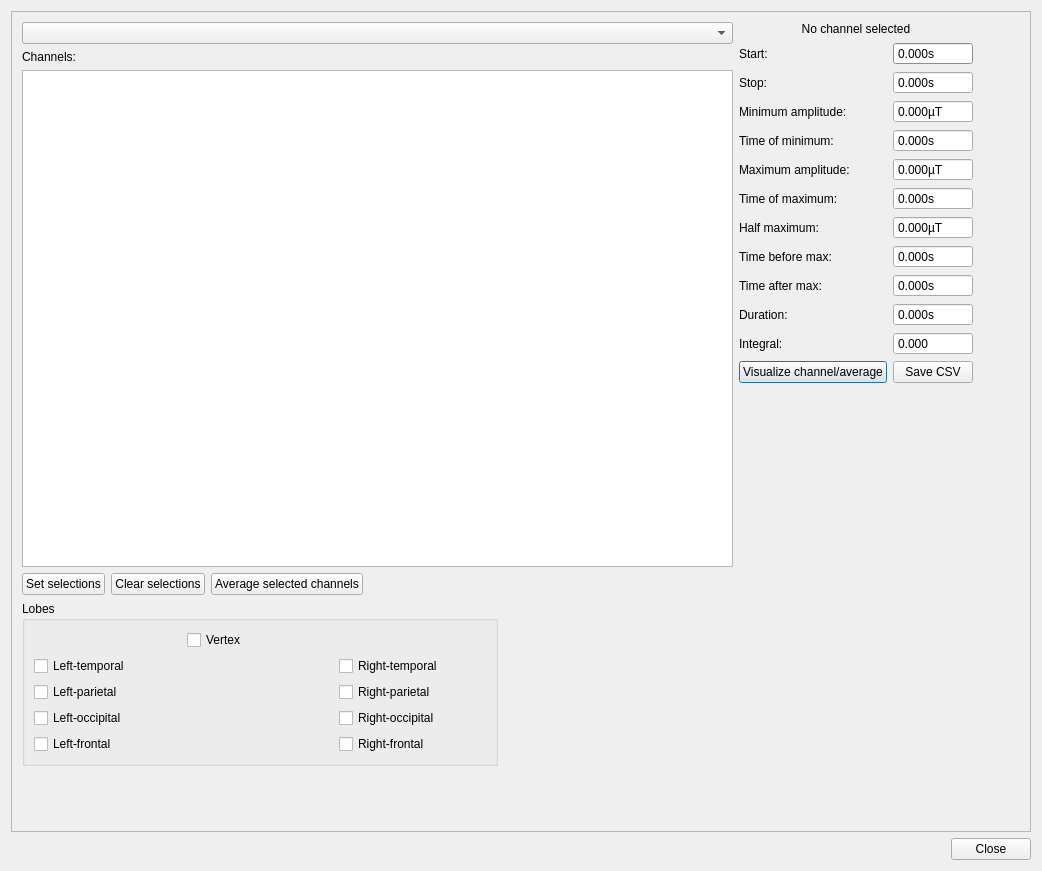
This is meggie/ui/qt4Designer_ui_files/evokedStatsDialog.ui in cibr-jyu/meggie as Qt 5 draws it before an edit. The edited form follows.
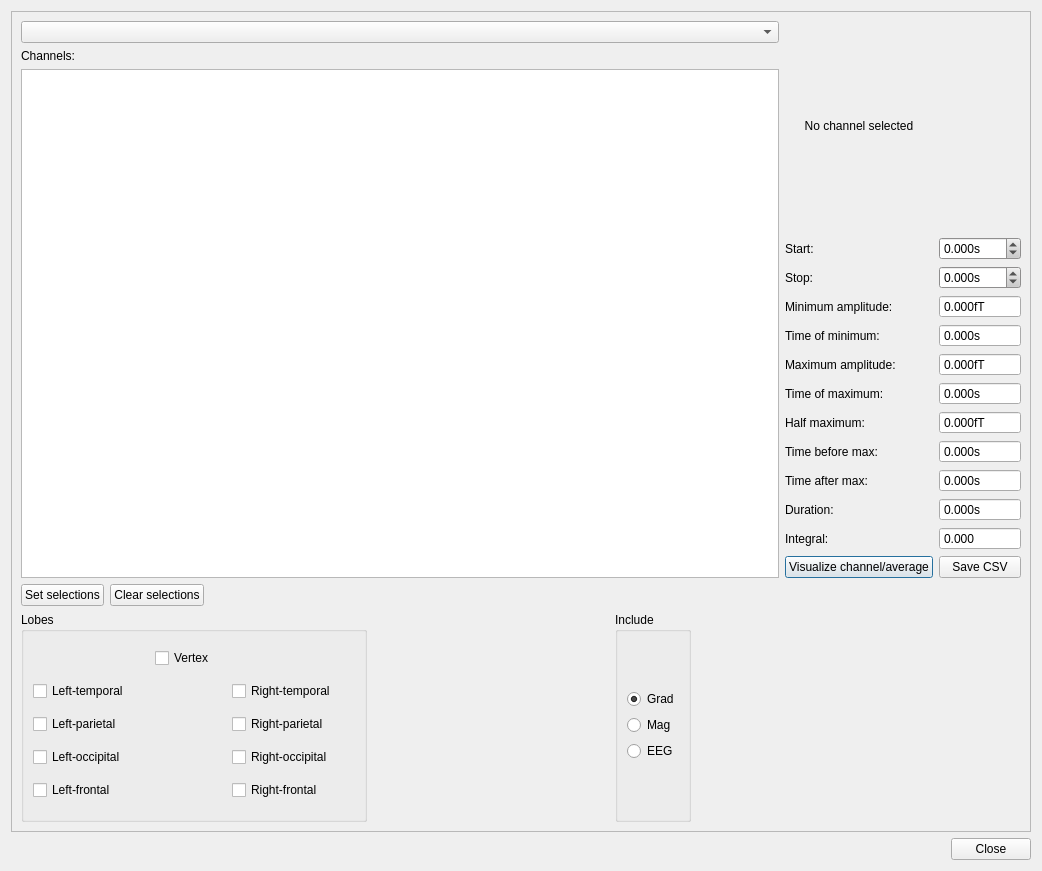
This is the edited form.

Diff of the .ui file:
```diff
--- a/meggie/ui/qt4Designer_ui_files/evokedStatsDialog.ui
+++ b/meggie/ui/qt4Designer_ui_files/evokedStatsDialog.ui
@@ -40,19 +40,8 @@
         <height>780</height>
        </size>
       </property>
-      <widget class="QWidget" name="layoutWidget">
-       <property name="geometry">
-        <rect>
-         <x>10</x>
-         <y>10</y>
-         <width>951</width>
-         <height>744</height>
-        </rect>
-       </property>
-       <layout class="QVBoxLayout" name="verticalLayout_2">
-        <item>
-         <layout class="QHBoxLayout" name="horizontalLayout">
-          <item>
+      <layout class="QGridLayout" name="gridLayout_2">
+       <item row="0" column="0" rowspan="13">
            <layout class="QVBoxLayout" name="verticalLayout">
             <item>
              <widget class="QComboBox" name="comboBoxEvoked">
@@ -83,12 +72,7 @@
             </item>
            </layout>
           </item>
-          <item>
-           <layout class="QFormLayout" name="formLayout">
-            <property name="fieldGrowthPolicy">
-             <enum>QFormLayout::AllNonFixedFieldsGrow</enum>
-            </property>
-            <item row="0" column="0" colspan="2">
+       <item row="0" column="1">
              <widget class="QLabel" name="labelSelectedChannel">
               <property name="text">
                <string>No channel selected</string>
@@ -98,14 +82,14 @@
               </property>
              </widget>
             </item>
-            <item row="1" column="0">
+       <item row="1" column="1">
              <widget class="QLabel" name="labelStart">
               <property name="text">
                <string>Start:</string>
               </property>
              </widget>
             </item>
-            <item row="1" column="1">
+       <item row="1" column="2">
              <widget class="QDoubleSpinBox" name="doubleSpinBoxStart">
               <property name="palette">
                <palette>
@@ -523,10 +507,10 @@
                </palette>
               </property>
               <property name="readOnly">
-               <bool>true</bool>
+          <bool>false</bool>
               </property>
               <property name="buttonSymbols">
-               <enum>QAbstractSpinBox::NoButtons</enum>
+          <enum>QAbstractSpinBox::UpDownArrows</enum>
               </property>
               <property name="suffix">
                <string>s</string>
@@ -538,24 +522,439 @@
                <double>-99.000000000000000</double>
               </property>
               <property name="singleStep">
-               <double>0.001000000000000</double>
+          <double>0.010000000000000</double>
               </property>
              </widget>
             </item>
-            <item row="2" column="0">
+       <item row="2" column="1">
              <widget class="QLabel" name="labelStop">
               <property name="text">
                <string>Stop:</string>
               </property>
              </widget>
             </item>
-            <item row="2" column="1">
+       <item row="2" column="2">
              <widget class="QDoubleSpinBox" name="doubleSpinBoxStop">
+         <property name="palette">
+          <palette>
+           <active>
+            <colorrole role="WindowText">
+             <brush brushstyle="SolidPattern">
+              <color alpha="255">
+               <red>0</red>
+               <green>0</green>
+               <blue>0</blue>
+              </color>
+             </brush>
+            </colorrole>
+            <colorrole role="Button">
+             <brush brushstyle="SolidPattern">
+              <color alpha="255">
+               <red>200</red>
+               <green>199</green>
+               <blue>199</blue>
+              </color>
+             </brush>
+            </colorrole>
+            <colorrole role="Light">
+             <brush brushstyle="SolidPattern">
+              <color alpha="255">
+               <red>255</red>
+               <green>255</green>
+               <blue>255</blue>
+              </color>
+             </brush>
+            </colorrole>
+            <colorrole role="Midlight">
+             <brush brushstyle="SolidPattern">
+              <color alpha="255">
+               <red>227</red>
+               <green>227</green>
+               <blue>227</blue>
+              </color>
+             </brush>
+            </colorrole>
+            <colorrole role="Dark">
+             <brush brushstyle="SolidPattern">
+              <color alpha="255">
+               <red>100</red>
+               <green>99</green>
+               <blue>99</blue>
+              </color>
+             </brush>
+            </colorrole>
+            <colorrole role="Mid">
+             <brush brushstyle="SolidPattern">
+              <color alpha="255">
+               <red>133</red>
+               <green>133</green>
+               <blue>133</blue>
+              </color>
+             </brush>
+            </colorrole>
+            <colorrole role="Text">
+             <brush brushstyle="SolidPattern">
+              <color alpha="255">
+               <red>0</red>
+               <green>0</green>
+               <blue>0</blue>
+              </color>
+             </brush>
+            </colorrole>
+            <colorrole role="BrightText">
+             <brush brushstyle="SolidPattern">
+              <color alpha="255">
+               <red>255</red>
+               <green>255</green>
+               <blue>255</blue>
+              </color>
+             </brush>
+            </colorrole>
+            <colorrole role="ButtonText">
+             <brush brushstyle="SolidPattern">
+              <color alpha="255">
+               <red>0</red>
+               <green>0</green>
+               <blue>0</blue>
+              </color>
+             </brush>
+            </colorrole>
+            <colorrole role="Base">
+             <brush brushstyle="SolidPattern">
+              <color alpha="255">
+               <red>255</red>
+               <green>255</green>
+               <blue>255</blue>
+              </color>
+             </brush>
+            </colorrole>
+            <colorrole role="Window">
+             <brush brushstyle="SolidPattern">
+              <color alpha="255">
+               <red>200</red>
+               <green>199</green>
+               <blue>199</blue>
+              </color>
+             </brush>
+            </colorrole>
+            <colorrole role="Shadow">
+             <brush brushstyle="SolidPattern">
+              <color alpha="255">
+               <red>0</red>
+               <green>0</green>
+               <blue>0</blue>
+              </color>
+             </brush>
+            </colorrole>
+            <colorrole role="AlternateBase">
+             <brush brushstyle="SolidPattern">
+              <color alpha="255">
+               <red>227</red>
+               <green>227</green>
+               <blue>227</blue>
+              </color>
+             </brush>
+            </colorrole>
+            <colorrole role="ToolTipBase">
+             <brush brushstyle="SolidPattern">
+              <color alpha="255">
+               <red>255</red>
+               <green>255</green>
+               <blue>220</blue>
+              </color>
+             </brush>
+            </colorrole>
+            <colorrole role="ToolTipText">
+             <brush brushstyle="SolidPattern">
+              <color alpha="255">
+               <red>0</red>
+               <green>0</green>
+               <blue>0</blue>
+              </color>
+             </brush>
+            </colorrole>
+           </active>
+           <inactive>
+            <colorrole role="WindowText">
+             <brush brushstyle="SolidPattern">
+              <color alpha="255">
+               <red>0</red>
+               <green>0</green>
+               <blue>0</blue>
+              </color>
+             </brush>
+            </colorrole>
+            <colorrole role="Button">
+             <brush brushstyle="SolidPattern">
+              <color alpha="255">
+               <red>200</red>
+               <green>199</green>
+               <blue>199</blue>
+              </color>
+             </brush>
+            </colorrole>
+            <colorrole role="Light">
+             <brush brushstyle="SolidPattern">
+              <color alpha="255">
+               <red>255</red>
+               <green>255</green>
+               <blue>255</blue>
+              </color>
+             </brush>
+            </colorrole>
+            <colorrole role="Midlight">
+             <brush brushstyle="SolidPattern">
+              <color alpha="255">
+               <red>227</red>
+               <green>227</green>
+               <blue>227</blue>
+              </color>
+             </brush>
+            </colorrole>
+            <colorrole role="Dark">
+             <brush brushstyle="SolidPattern">
+              <color alpha="255">
+               <red>100</red>
+               <green>99</green>
+               <blue>99</blue>
+              </color>
+             </brush>
+            </colorrole>
+            <colorrole role="Mid">
+             <brush brushstyle="SolidPattern">
+              <color alpha="255">
+               <red>133</red>
+               <green>133</green>
+               <blue>133</blue>
+              </color>
+             </brush>
+            </colorrole>
+            <colorrole role="Text">
+             <brush brushstyle="SolidPattern">
+              <color alpha="255">
+               <red>0</red>
+               <green>0</green>
+               <blue>0</blue>
+              </color>
+             </brush>
+            </colorrole>
+            <colorrole role="BrightText">
+             <brush brushstyle="SolidPattern">
+              <color alpha="255">
+               <red>255</red>
+               <green>255</green>
+               <blue>255</blue>
+              </color>
+             </brush>
+            </colorrole>
+            <colorrole role="ButtonText">
+             <brush brushstyle="SolidPattern">
+              <color alpha="255">
+               <red>0</red>
+               <green>0</green>
+               <blue>0</blue>
+              </color>
+             </brush>
+            </colorrole>
+            <colorrole role="Base">
+             <brush brushstyle="SolidPattern">
+              <color alpha="255">
+               <red>255</red>
+               <green>255</green>
+               <blue>255</blue>
+              </color>
+             </brush>
+            </colorrole>
+            <colorrole role="Window">
+             <brush brushstyle="SolidPattern">
+              <color alpha="255">
+               <red>200</red>
+               <green>199</green>
+               <blue>199</blue>
+              </color>
+             </brush>
+            </colorrole>
+            <colorrole role="Shadow">
+             <brush brushstyle="SolidPattern">
+              <color alpha="255">
+               <red>0</red>
+               <green>0</green>
+               <blue>0</blue>
+              </color>
+             </brush>
+            </colorrole>
+            <colorrole role="AlternateBase">
+             <brush brushstyle="SolidPattern">
+              <color alpha="255">
+               <red>227</red>
+               <green>227</green>
+               <blue>227</blue>
+              </color>
+             </brush>
+            </colorrole>
+            <colorrole role="ToolTipBase">
+             <brush brushstyle="SolidPattern">
+              <color alpha="255">
+               <red>255</red>
+               <green>255</green>
+               <blue>220</blue>
+              </color>
+             </brush>
+            </colorrole>
+            <colorrole role="ToolTipText">
+             <brush brushstyle="SolidPattern">
+              <color alpha="255">
+               <red>0</red>
+               <green>0</green>
+               <blue>0</blue>
+              </color>
+             </brush>
+            </colorrole>
+           </inactive>
+           <disabled>
+            <colorrole role="WindowText">
+             <brush brushstyle="SolidPattern">
+              <color alpha="255">
+               <red>100</red>
+               <green>99</green>
+               <blue>99</blue>
+              </color>
+             </brush>
+            </colorrole>
+            <colorrole role="Button">
+             <brush brushstyle="SolidPattern">
+              <color alpha="255">
+               <red>200</red>
+               <green>199</green>
+               <blue>199</blue>
+              </color>
+             </brush>
+            </colorrole>
+            <colorrole role="Light">
+             <brush brushstyle="SolidPattern">
+              <color alpha="255">
+               <red>255</red>
+               <green>255</green>
+               <blue>255</blue>
+              </color>
+             </brush>
+            </colorrole>
+            <colorrole role="Midlight">
+             <brush brushstyle="SolidPattern">
+              <color alpha="255">
+               <red>227</red>
+               <green>227</green>
+               <blue>227</blue>
+              </color>
+             </brush>
+            </colorrole>
+            <colorrole role="Dark">
+             <brush brushstyle="SolidPattern">
+              <color alpha="255">
+               <red>100</red>
+               <green>99</green>
+               <blue>99</blue>
+              </color>
+             </brush>
+            </colorrole>
+            <colorrole role="Mid">
+             <brush brushstyle="SolidPattern">
+              <color alpha="255">
+               <red>133</red>
+               <green>133</green>
+               <blue>133</blue>
+              </color>
+             </brush>
+            </colorrole>
+            <colorrole role="Text">
+             <brush brushstyle="SolidPattern">
+              <color alpha="255">
+               <red>100</red>
+               <green>99</green>
+               <blue>99</blue>
+              </color>
+             </brush>
+            </colorrole>
+            <colorrole role="BrightText">
+             <brush brushstyle="SolidPattern">
+              <color alpha="255">
+               <red>255</red>
+               <green>255</green>
+               <blue>255</blue>
+              </color>
+             </brush>
+            </colorrole>
+            <colorrole role="ButtonText">
+             <brush brushstyle="SolidPattern">
+              <color alpha="255">
+               <red>100</red>
+               <green>99</green>
+               <blue>99</blue>
+              </color>
+             </brush>
+            </colorrole>
+            <colorrole role="Base">
+             <brush brushstyle="SolidPattern">
+              <color alpha="255">
+               <red>200</red>
+               <green>199</green>
+               <blue>199</blue>
+              </color>
+             </brush>
+            </colorrole>
+            <colorrole role="Window">
+             <brush brushstyle="SolidPattern">
+              <color alpha="255">
+               <red>200</red>
+               <green>199</green>
+               <blue>199</blue>
+              </color>
+             </brush>
+            </colorrole>
+            <colorrole role="Shadow">
+             <brush brushstyle="SolidPattern">
+              <color alpha="255">
+               <red>0</red>
+               <green>0</green>
+               <blue>0</blue>
+              </color>
+             </brush>
+            </colorrole>
+            <colorrole role="AlternateBase">
+             <brush brushstyle="SolidPattern">
+              <color alpha="255">
+               <red>200</red>
+               <green>199</green>
+               <blue>199</blue>
+              </color>
+             </brush>
+            </colorrole>
+            <colorrole role="ToolTipBase">
+             <brush brushstyle="SolidPattern">
+              <color alpha="255">
+               <red>255</red>
+               <green>255</green>
+               <blue>220</blue>
+              </color>
+             </brush>
+            </colorrole>
+            <colorrole role="ToolTipText">
+             <brush brushstyle="SolidPattern">
+              <color alpha="255">
+               <red>0</red>
+               <green>0</green>
+               <blue>0</blue>
+              </color>
+             </brush>
+            </colorrole>
+           </disabled>
+          </palette>
+         </property>
               <property name="readOnly">
-               <bool>true</bool>
+          <bool>false</bool>
               </property>
               <property name="buttonSymbols">
-               <enum>QAbstractSpinBox::NoButtons</enum>
+          <enum>QAbstractSpinBox::UpDownArrows</enum>
               </property>
               <property name="suffix">
                <string>s</string>
@@ -567,18 +966,18 @@
                <double>-99.000000000000000</double>
               </property>
               <property name="singleStep">
-               <double>0.001000000000000</double>
+          <double>0.010000000000000</double>
               </property>
              </widget>
             </item>
-            <item row="3" column="0">
+       <item row="3" column="1">
              <widget class="QLabel" name="labelMin">
               <property name="text">
                <string>Minimum amplitude:</string>
               </property>
              </widget>
             </item>
-            <item row="3" column="1">
+       <item row="3" column="2">
              <widget class="QDoubleSpinBox" name="doubleSpinBoxMinAmplitude">
               <property name="readOnly">
                <bool>true</bool>
@@ -587,13 +986,16 @@
                <enum>QAbstractSpinBox::NoButtons</enum>
               </property>
               <property name="suffix">
-               <string>µT</string>
+          <string>fT</string>
               </property>
               <property name="decimals">
                <number>3</number>
               </property>
               <property name="minimum">
-               <double>-99.000000000000000</double>
+          <double>-99999.000000000000000</double>
+         </property>
+         <property name="maximum">
+          <double>99999.990000000005239</double>
               </property>
               <property name="singleStep">
                <double>0.001000000000000</double>
@@ -603,14 +1005,14 @@
               </property>
              </widget>
             </item>
-            <item row="4" column="0">
+       <item row="4" column="1">
              <widget class="QLabel" name="labelMinTime">
               <property name="text">
                <string>Time of minimum:</string>
               </property>
              </widget>
             </item>
-            <item row="4" column="1">
+       <item row="4" column="2">
              <widget class="QDoubleSpinBox" name="doubleSpinBoxMinTime">
               <property name="readOnly">
                <bool>true</bool>
@@ -632,14 +1034,14 @@
               </property>
              </widget>
             </item>
-            <item row="5" column="0">
+       <item row="5" column="1">
              <widget class="QLabel" name="labelMax">
               <property name="text">
                <string>Maximum amplitude:</string>
               </property>
              </widget>
             </item>
-            <item row="5" column="1">
+       <item row="5" column="2">
              <widget class="QDoubleSpinBox" name="doubleSpinBoxMaxAmplitude">
               <property name="readOnly">
                <bool>true</bool>
@@ -648,13 +1050,16 @@
                <enum>QAbstractSpinBox::NoButtons</enum>
               </property>
               <property name="suffix">
-               <string>µT</string>
+          <string>fT</string>
               </property>
               <property name="decimals">
                <number>3</number>
               </property>
               <property name="minimum">
-               <double>-99.000000000000000</double>
+          <double>-99999.000000000000000</double>
+         </property>
+         <property name="maximum">
+          <double>99999.990000000005239</double>
               </property>
               <property name="singleStep">
                <double>0.001000000000000</double>
@@ -664,14 +1069,14 @@
               </property>
              </widget>
             </item>
-            <item row="6" column="0">
+       <item row="6" column="1">
              <widget class="QLabel" name="labelMaxTime">
               <property name="text">
                <string>Time of maximum:</string>
               </property>
              </widget>
             </item>
-            <item row="6" column="1">
+       <item row="6" column="2">
              <widget class="QDoubleSpinBox" name="doubleSpinBoxMaxTime">
               <property name="readOnly">
                <bool>true</bool>
@@ -693,14 +1098,14 @@
               </property>
              </widget>
             </item>
-            <item row="7" column="0">
+       <item row="7" column="1">
              <widget class="QLabel" name="labelHalfMax">
               <property name="text">
                <string>Half maximum:</string>
               </property>
              </widget>
             </item>
-            <item row="7" column="1">
+       <item row="7" column="2">
              <widget class="QDoubleSpinBox" name="doubleSpinBoxHalfMaxAmplitude">
               <property name="readOnly">
                <bool>true</bool>
@@ -709,13 +1114,16 @@
                <enum>QAbstractSpinBox::NoButtons</enum>
               </property>
               <property name="suffix">
-               <string>µT</string>
+          <string>fT</string>
               </property>
               <property name="decimals">
                <number>3</number>
               </property>
               <property name="minimum">
-               <double>-99.000000000000000</double>
+          <double>-99999.000000000000000</double>
+         </property>
+         <property name="maximum">
+          <double>99999.990000000005239</double>
               </property>
               <property name="singleStep">
                <double>0.001000000000000</double>
@@ -725,14 +1133,14 @@
               </property>
              </widget>
             </item>
-            <item row="8" column="0">
+       <item row="8" column="1">
              <widget class="QLabel" name="labelHalfMaxBefore">
               <property name="text">
                <string>Time before max:</string>
               </property>
              </widget>
             </item>
-            <item row="8" column="1">
+       <item row="8" column="2">
              <widget class="QDoubleSpinBox" name="doubleSpinBoxHalfMaxBefore">
               <property name="readOnly">
                <bool>true</bool>
@@ -754,14 +1162,14 @@
               </property>
              </widget>
             </item>
-            <item row="9" column="0">
+       <item row="9" column="1">
              <widget class="QLabel" name="labelMaxTimeAfter">
               <property name="text">
                <string>Time after max:</string>
               </property>
              </widget>
             </item>
-            <item row="9" column="1">
+       <item row="9" column="2">
              <widget class="QDoubleSpinBox" name="doubleSpinBoxHalfMaxAfter">
               <property name="readOnly">
                <bool>true</bool>
@@ -783,14 +1191,14 @@
               </property>
              </widget>
             </item>
-            <item row="10" column="0">
+       <item row="10" column="1">
              <widget class="QLabel" name="labelDuration">
               <property name="text">
                <string>Duration:</string>
               </property>
              </widget>
             </item>
-            <item row="10" column="1">
+       <item row="10" column="2">
              <widget class="QDoubleSpinBox" name="doubleSpinBoxDuration">
               <property name="readOnly">
                <bool>true</bool>
@@ -812,14 +1220,14 @@
               </property>
              </widget>
             </item>
-            <item row="11" column="0">
+       <item row="11" column="1">
              <widget class="QLabel" name="labelIntegral">
               <property name="text">
                <string>Integral:</string>
               </property>
              </widget>
             </item>
-            <item row="11" column="1">
+       <item row="11" column="2">
              <widget class="QDoubleSpinBox" name="doubleSpinBoxIntegral">
               <property name="readOnly">
                <bool>true</bool>
@@ -834,7 +1242,10 @@
                <number>3</number>
               </property>
               <property name="minimum">
-               <double>-99.000000000000000</double>
+          <double>-99999.000000000000000</double>
+         </property>
+         <property name="maximum">
+          <double>99999.990000000005239</double>
               </property>
               <property name="singleStep">
                <double>0.001000000000000</double>
@@ -844,28 +1255,21 @@
               </property>
              </widget>
             </item>
-            <item row="12" column="0">
+       <item row="12" column="1">
              <widget class="QPushButton" name="pushButtonVisualize">
               <property name="text">
                <string>Visualize channel/average</string>
               </property>
              </widget>
             </item>
-            <item row="12" column="1">
+       <item row="12" column="2">
              <widget class="QPushButton" name="pushButtonCSV">
               <property name="text">
                <string>Save CSV</string>
               </property>
              </widget>
             </item>
-            <item row="13" column="0">
-             <layout class="QHBoxLayout" name="horizontalLayout_2"/>
-            </item>
-           </layout>
-          </item>
-         </layout>
-        </item>
-        <item>
+       <item row="13" column="0" colspan="3">
          <layout class="QHBoxLayout" name="horizontalLayout_4">
           <item>
            <widget class="QPushButton" name="pushButtonSetSelected">
@@ -881,13 +1285,6 @@
             </property>
            </widget>
           </item>
-          <item>
-           <widget class="QPushButton" name="pushButtonAverage">
-            <property name="text">
-             <string>Average selected channels</string>
-            </property>
-           </widget>
-          </item>
           <item>
            <spacer name="horizontalSpacer_9">
             <property name="orientation">
@@ -903,7 +1300,7 @@
           </item>
          </layout>
         </item>
-        <item>
+       <item row="14" column="0" colspan="2">
          <layout class="QHBoxLayout" name="horizontalLayout_3">
           <item>
            <widget class="QGroupBox" name="groupBoxLobes">
@@ -1161,6 +1558,65 @@
             <zorder>horizontalSpacer_4</zorder>
            </widget>
           </item>
+         <item>
+          <spacer name="horizontalSpacer">
+           <property name="orientation">
+            <enum>Qt::Horizontal</enum>
+           </property>
+           <property name="sizeHint" stdset="0">
+            <size>
+             <width>40</width>
+             <height>20</height>
+            </size>
+           </property>
+          </spacer>
+         </item>
+         <item>
+          <widget class="QGroupBox" name="groupBox">
+           <property name="title">
+            <string>Include</string>
+           </property>
+           <layout class="QGridLayout" name="gridLayout_3">
+            <item row="0" column="0">
+             <layout class="QVBoxLayout" name="verticalLayout_2">
+              <item>
+               <widget class="QRadioButton" name="radioButtonGrad">
+                <property name="text">
+                 <string>Grad</string>
+                </property>
+                <property name="checked">
+                 <bool>true</bool>
+                </property>
+                <attribute name="buttonGroup">
+                 <string notr="true">buttonGroup</string>
+                </attribute>
+               </widget>
+              </item>
+              <item>
+               <widget class="QRadioButton" name="radioButtonMag">
+                <property name="text">
+                 <string>Mag</string>
+                </property>
+                <attribute name="buttonGroup">
+                 <string notr="true">buttonGroup</string>
+                </attribute>
+               </widget>
+              </item>
+              <item>
+               <widget class="QRadioButton" name="radioButtonEeg">
+                <property name="text">
+                 <string>EEG</string>
+                </property>
+                <attribute name="buttonGroup">
+                 <string notr="true">buttonGroup</string>
+                </attribute>
+               </widget>
+              </item>
+             </layout>
+            </item>
+           </layout>
+          </widget>
+         </item>
           <item>
            <spacer name="horizontalSpacer_8">
             <property name="orientation">
@@ -1179,7 +1635,6 @@
        </layout>
       </widget>
      </widget>
-    </widget>
    </item>
    <item>
     <widget class="QDialogButtonBox" name="buttonBox">
```
Left out of the diff: 5 changed lines with no effect on the pictures. Lines whose indentation alone changed are shown as unchanged.
